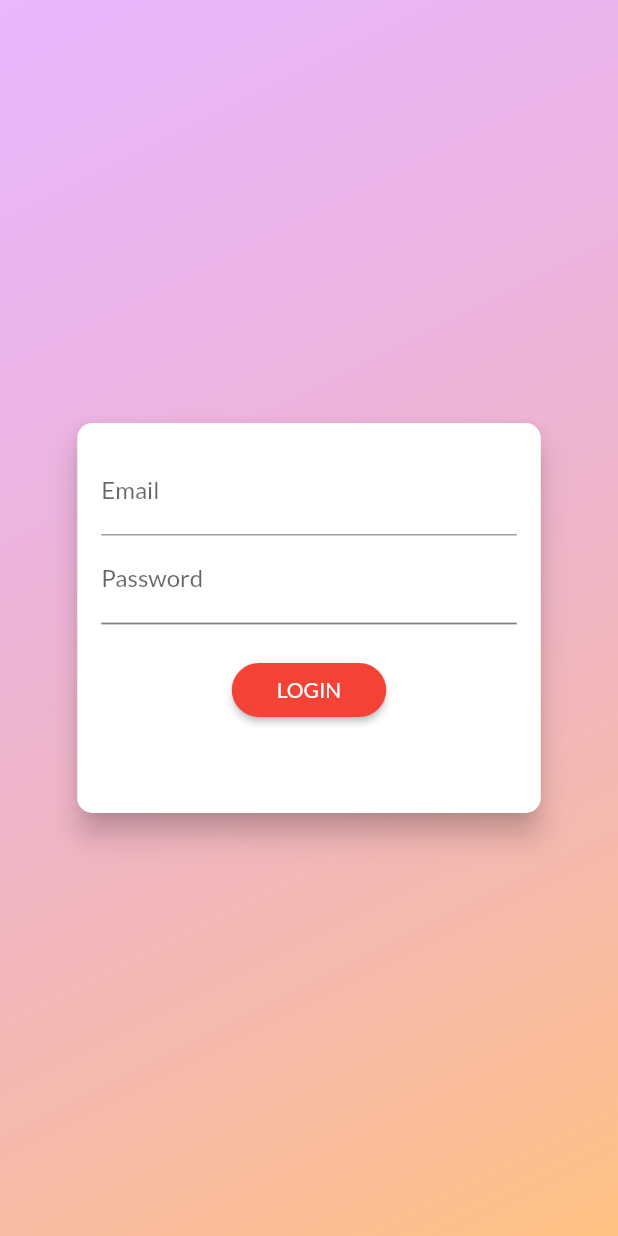
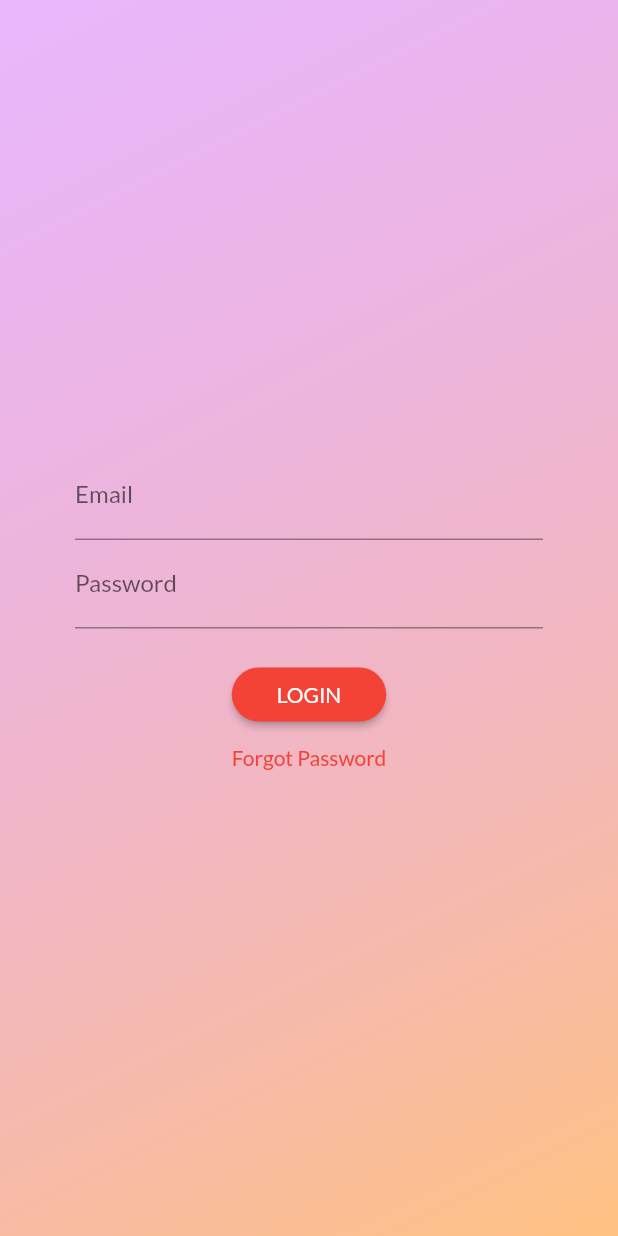
Before and after one commit to slo331/flutter_app, a Flutter app: the screen it shows after launch, on a phone screen of 412 x 824 dp. Run offline on Flutter 3.47's test engine with Material 2 defaults, Android fonts, the phone set to English and light mode, and no system bars; our stand-ins replace shared_preferences.

Commit message:
Added Forgot password screen and functionality

```diff
--- /dev/null
+++ b/lib/helpers/custom_route.dart
@@ -0,0 +1,70 @@
+import 'package:flutter/material.dart';
+
+class CustomRoute<T> extends MaterialPageRoute<T> {
+  CustomRoute({
+    required WidgetBuilder builder,
+    required RouteSettings settings,
+  }) : super(
+          builder: builder,
+          settings: settings,
+        );
+
+  @override
+  Widget buildTransitions(
+    BuildContext context,
+    Animation<double> animation,
+    Animation<double> secondaryAnimation,
+    Widget child,
+  ) {
+    const begin = Offset(1.0, 0.0);
+    const end = Offset.zero;
+    const curve = Curves.easeInOut;
+
+    var tween = Tween(begin: begin, end: end).chain(CurveTween(curve: curve));
+
+    if (settings.name == '/') {
+      return child;
+    }
+
+    return SlideTransition(
+      position: animation.drive(tween),
+      child: child,
+    );
+
+    // return FadeTransition(
+    //   opacity: animation,
+    //   child: child,
+    // );
+  }
+}
+
+class CustomPageTransitionBuilder extends PageTransitionsBuilder {
+  @override
+  Widget buildTransitions<T>(
+    PageRoute<T> route,
+    BuildContext context,
+    Animation<double> animation,
+    Animation<double> secondaryAnimation,
+    Widget child,
+  ) {
+    const begin = Offset(1.0, 0.0);
+    const end = Offset.zero;
+    const curve = Curves.easeInOut;
+
+    var tween = Tween(begin: begin, end: end).chain(CurveTween(curve: curve));
+
+    if (route.settings.name == '/') {
+      return child;
+    }
+
+    return SlideTransition(
+      position: animation.drive(tween),
+      child: child,
+    );
+
+    // return FadeTransition(
+    //   opacity: animation,
+    //   child: child,
+    // );
+  }
+}
--- a/lib/screens/auth_screen.dart
+++ b/lib/screens/auth_screen.dart
@@ -1,12 +1,11 @@
 // ignore_for_file: deprecated_member_use, avoid_print
-
-import 'dart:math';
 
 import 'package:flutter/material.dart';
 import 'package:provider/provider.dart';
 
 import '../providers/auth.dart';
 import '../models/http_exception.dart';
+import './forgotpass_screen.dart';
 
 enum AuthMode { Signup, Login }
 
@@ -66,7 +65,7 @@ class AuthCard extends StatefulWidget {
 class _AuthCardState extends State<AuthCard>
     with SingleTickerProviderStateMixin {
   final GlobalKey<FormState> _formKey = GlobalKey();
-  final AuthMode _authMode = AuthMode.Login;
+  AuthMode _authMode = AuthMode.Login;
   final Map _authData = {
     'email': '',
     'password': '',
@@ -137,21 +136,10 @@ class _AuthCardState extends State<AuthCard>
 
   @override
   Widget build(BuildContext context) {
-    final deviceSize = MediaQuery.of(context).size;
-    return Card(
-      shape: RoundedRectangleBorder(
-        borderRadius: BorderRadius.circular(10.0),
-      ),
-      elevation: 8.0,
-      child: AnimatedContainer(
-        duration: Duration(milliseconds: 300),
-        curve: Curves.easeIn,
-        height: _authMode == AuthMode.Signup ? 320 : 260,
-        // height: _heightAnimation.value.height,
-        constraints:
-            BoxConstraints(minHeight: _authMode == AuthMode.Signup ? 320 : 260),
-        width: deviceSize.width * 0.75,
-        padding: EdgeInsets.all(16.0),
+    // final deviceSize = MediaQuery.of(context).size;
+    return Center(
+      child: Container(
+        padding: EdgeInsets.all(50.0),
         child: Form(
           key: _formKey,
           child: SingleChildScrollView(
@@ -182,26 +170,6 @@ class _AuthCardState extends State<AuthCard>
                     _authData['password'] = value;
                   },
                 ),
-                AnimatedContainer(
-                  constraints: BoxConstraints(
-                    minHeight: _authMode == AuthMode.Signup ? 60 : 0,
-                    maxHeight: _authMode == AuthMode.Signup ? 120 : 0,
-                  ),
-                  duration: Duration(milliseconds: 300),
-                  curve: Curves.easeIn,
-                  child: TextFormField(
-                    enabled: _authMode == AuthMode.Signup,
-                    decoration: InputDecoration(labelText: 'Confirm Password'),
-                    obscureText: true,
-                    validator: _authMode == AuthMode.Signup
-                        ? (value) {
-                            if (value != _passwordController.text) {
-                              return 'Passwords do not match!';
-                            }
-                          }
-                        : null,
-                  ),
-                ),
                 SizedBox(
                   height: 20,
                 ),
@@ -209,8 +177,7 @@ class _AuthCardState extends State<AuthCard>
                   CircularProgressIndicator()
                 else
                   RaisedButton(
-                    child:
-                        Text(_authMode == AuthMode.Login ? 'LOGIN' : 'SIGN UP'),
+                    child: Text('LOGIN'),
                     onPressed: _submit,
                     shape: RoundedRectangleBorder(
                       borderRadius: BorderRadius.circular(30),
@@ -220,14 +187,17 @@ class _AuthCardState extends State<AuthCard>
                     color: Theme.of(context).primaryColor,
                     textColor: Theme.of(context).primaryTextTheme.button!.color,
                   ),
-                // FlatButton(
-                //   child: Text(
-                //       '${_authMode == AuthMode.Login ? 'SIGNUP' : 'LOGIN'} INSTEAD'),
-                //   onPressed: _switchAuthMode,
-                //   padding: EdgeInsets.symmetric(horizontal: 30.0, vertical: 4),
-                //   materialTapTargetSize: MaterialTapTargetSize.shrinkWrap,
-                //   textColor: Theme.of(context).primaryColor,
-                // ),
+                FlatButton(
+                  child: Text('Forgot Password'),
+                  // onPressed: _switchAuthMode,
+                  onPressed: () {
+                    Navigator.of(context)
+                        .pushNamed(ForgotPasswordScreen.routeName);
+                  },
+                  padding: EdgeInsets.symmetric(horizontal: 30.0, vertical: 4),
+                  materialTapTargetSize: MaterialTapTargetSize.shrinkWrap,
+                  textColor: Theme.of(context).primaryColor,
+                ),
               ],
             ),
           ),
```
Also changed, not shown: lib/main.dart (+12 -102 lines), lib/providers/auth.dart (+35 -0 lines), lib/screens/forgotpass_screen.dart (added, +154 -0 lines), pubspec.lock.
